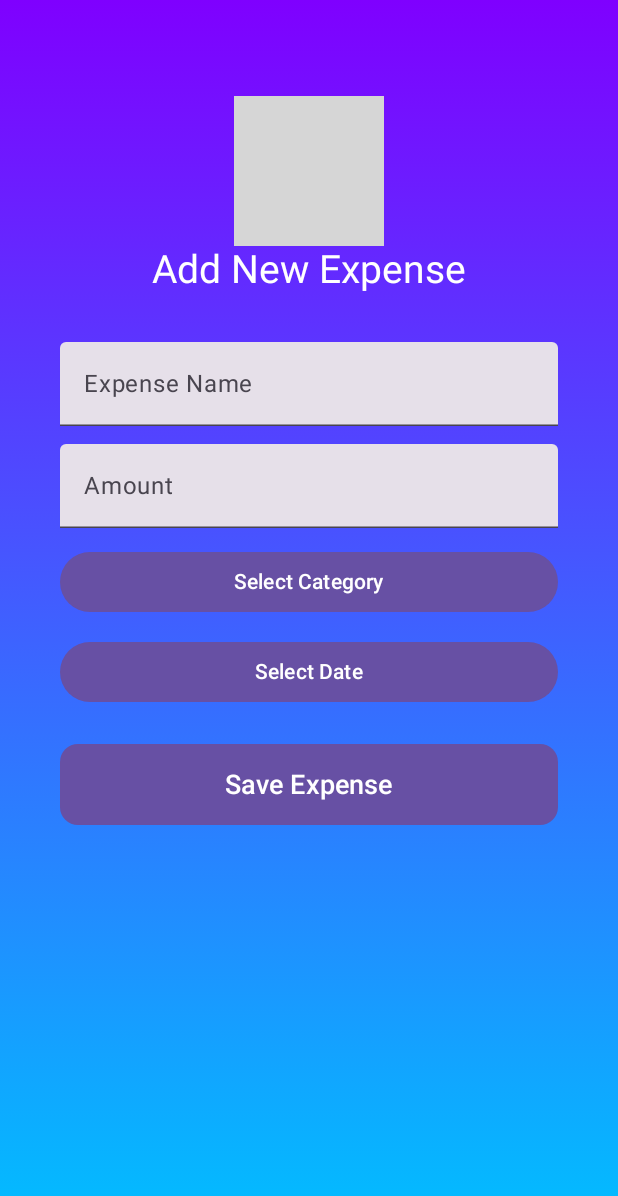
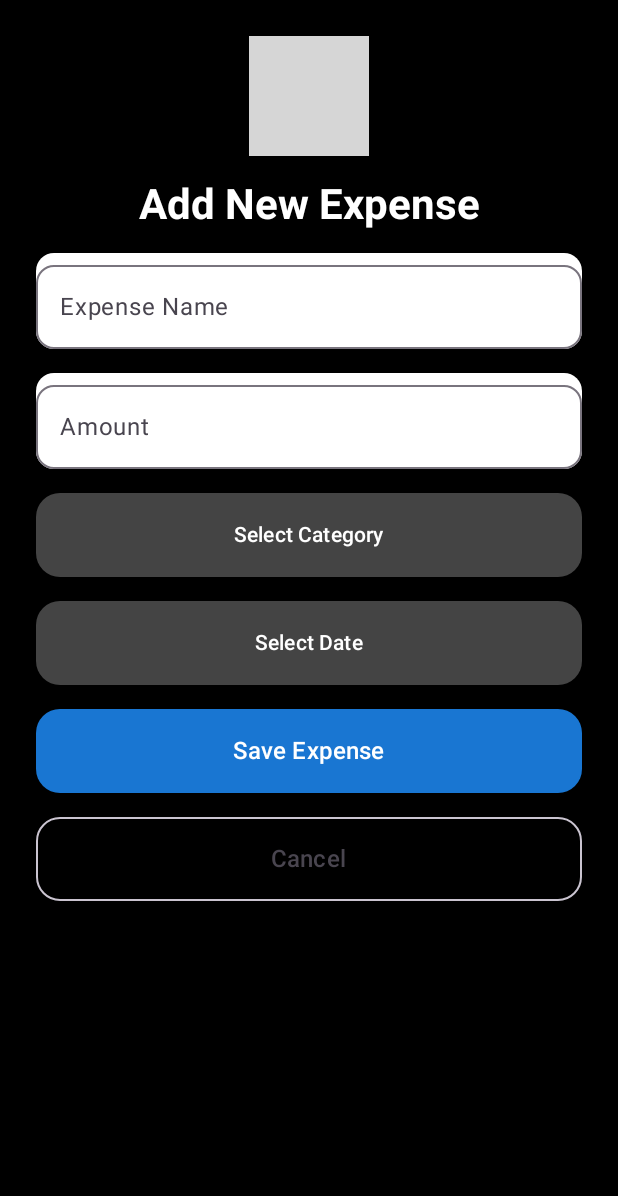
Before and after one commit to idrissou6/finance, an Android app built with Jetpack Compose: the @Preview function PreviewAddExpenseScreen, on a phone screen of 412 x 824 dp. Shown: the top 1196 px of the screen. Run offline under Robolectric (Android 15) with nearby library versions, the phone set to English and light mode, and no system bars; our stand-ins replace Firebase (no records; nobody signed in at launch, a user with empty details on screens opened directly); 2 statements that could not run were skipped; grey boxes are pictures that could not be loaded.

Commit message:
second commit

```diff
--- a/app/src/main/java/com/idris/myfinance/ui/theme/screens/AddExpenseScreen/AddExpense.kt
+++ b/app/src/main/java/com/idris/myfinance/ui/theme/screens/AddExpenseScreen/AddExpense.kt
@@ -7,15 +7,14 @@ import androidx.compose.foundation.Image
 import androidx.compose.foundation.background
 import androidx.compose.foundation.layout.*
 import androidx.compose.foundation.shape.RoundedCornerShape
-import androidx.compose.foundation.text.KeyboardOptions
 import androidx.compose.material3.*
 import androidx.compose.runtime.*
 import androidx.compose.ui.Alignment
 import androidx.compose.ui.Modifier
-import androidx.compose.ui.graphics.Brush
 import androidx.compose.ui.graphics.Color
 import androidx.compose.ui.platform.LocalContext
 import androidx.compose.ui.res.painterResource
+import androidx.compose.ui.text.font.FontWeight
 import androidx.compose.ui.text.input.ImeAction
 import androidx.compose.ui.tooling.preview.Preview
 import androidx.compose.ui.unit.dp
@@ -50,46 +49,59 @@ fun AddExpenseScreen(navController: NavHostController) {
     Box(
         modifier = Modifier
             .fillMaxSize()
-            .background(
-                Brush.verticalGradient(listOf(Color(0xFF7F00FF), Color(0xFF00BFFF)))
-            )
-            .padding(20.dp)
+            .background(Color.Black)
+            .padding(24.dp)
     ) {
         Column(
-            modifier = Modifier
-                .fillMaxSize()
-                .padding(20.dp),
-            horizontalAlignment = Alignment.CenterHorizontally
+            modifier = Modifier.fillMaxSize(),
+            horizontalAlignment = Alignment.CenterHorizontally,
+            verticalArrangement = Arrangement.spacedBy(16.dp)
         ) {
-            Spacer(modifier = Modifier.height(24.dp))
-
             Image(
                 painter = painterResource(id = R.drawable.app_logo),
                 contentDescription = "App Logo",
-                modifier = Modifier.size(100.dp)
+                modifier = Modifier.size(80.dp)
             )
 
             Text(
                 text = "Add New Expense",
-                style = MaterialTheme.typography.headlineSmall.copy(
-                    fontSize = 26.sp,
-                    color = Color.White
-                )
+                fontSize = 28.sp,
+                fontWeight = FontWeight.Bold,
+                color = Color.White
             )
 
-            Spacer(modifier = Modifier.height(32.dp))
+            OutlinedTextField(
+                value = name,
+                onValueChange = { name = it },
+                label = { Text("Expense Name") },
+                modifier = Modifier
+                    .fillMaxWidth()
+                    .background(Color.White, shape = RoundedCornerShape(12.dp)),
+                textStyle = MaterialTheme.typography.bodyLarge.copy(color = Color.Black),
+                shape = RoundedCornerShape(12.dp)
+            )
 
-            TextFieldDefault("Expense Name", name) { name = it }
-            Spacer(modifier = Modifier.height(12.dp))
-
-            TextFieldDefault("Amount", amount) { amount = it }
-            Spacer(modifier = Modifier.height(12.dp))
+            OutlinedTextField(
+                value = amount,
+                onValueChange = { amount = it },
+                label = { Text("Amount") },
+                modifier = Modifier
+                    .fillMaxWidth()
+                    .background(Color.White, shape = RoundedCornerShape(12.dp)),
+                singleLine = true,
+                textStyle = MaterialTheme.typography.bodyLarge.copy(color = Color.Black),
+                shape = RoundedCornerShape(12.dp)
+            )
 
             Button(
-                onClick = { expanded = !expanded },
-                modifier = Modifier.fillMaxWidth()
+                onClick = { expanded = true },
+                modifier = Modifier
+                    .fillMaxWidth()
+                    .height(56.dp),
+                shape = RoundedCornerShape(16.dp),
+                colors = ButtonDefaults.buttonColors(containerColor = Color.DarkGray)
             ) {
-                Text(selectedCategory.ifEmpty { "Select Category" })
+                Text(selectedCategory.ifEmpty { "Select Category" }, color = Color.White)
             }
 
             DropdownMenu(
@@ -107,8 +119,6 @@ fun AddExpenseScreen(navController: NavHostController) {
                 }
             }
 
-            Spacer(modifier = Modifier.height(12.dp))
-
             Button(
                 onClick = {
                     DatePickerDialog(
@@ -122,20 +132,17 @@ fun AddExpenseScreen(navController: NavHostController) {
                         calendar.get(Calendar.DAY_OF_MONTH)
                     ).show()
                 },
-                modifier = Modifier.fillMaxWidth()
+                modifier = Modifier
+                    .fillMaxWidth()
+                    .height(56.dp),
+                shape = RoundedCornerShape(16.dp),
+                colors = ButtonDefaults.buttonColors(containerColor = Color.DarkGray)
             ) {
-                Text(if (date.isEmpty()) "Select Date" else date)
+                Text(if (date.isEmpty()) "Select Date" else date, color = Color.White)
             }
 
-            Spacer(modifier = Modifier.height(24.dp))
-
             if (errorMessage.isNotEmpty()) {
-                Text(
-                    text = errorMessage,
-                    color = Color.Red,
-                    style = MaterialTheme.typography.bodySmall
-                )
-                Spacer(modifier = Modifier.height(8.dp))
+                Text(text = errorMessage, color = Color.Red)
             }
 
             Button(
@@ -167,42 +174,39 @@ fun AddExpenseScreen(navController: NavHostController) {
                     db.collection("expenses")
                         .add(expense)
                         .addOnSuccessListener {
-                            Log.d("Firestore", "Expense added successfully")
+                            Toast.makeText(context, "Expense added", Toast.LENGTH_SHORT).show()
                             navController.navigate(ROUTE_EXPENSE_LIST)
                             isLoading = false
                         }
-                        .addOnFailureListener { e ->
-                            Log.w("Firestore", "Error adding document", e)
-                            Toast.makeText(context, "Error saving expense", Toast.LENGTH_SHORT).show()
+                        .addOnFailureListener {
+                            Toast.makeText(context, "Failed to add expense", Toast.LENGTH_SHORT).show()
                             isLoading = false
                         }
                 },
                 modifier = Modifier
                     .fillMaxWidth()
-                    .height(54.dp),
-                shape = RoundedCornerShape(12.dp)
+                    .height(56.dp),
+                shape = RoundedCornerShape(16.dp),
+                colors = ButtonDefaults.buttonColors(containerColor = Color(0xFF1976D2))
             ) {
                 if (isLoading) {
                     CircularProgressIndicator(color = Color.White, modifier = Modifier.size(24.dp))
                 } else {
-                    Text("Save Expense", fontSize = 18.sp)
+                    Text("Save Expense", fontSize = 16.sp, color = Color.White)
                 }
+            }
+
+            OutlinedButton(
+                onClick = { navController.popBackStack() },
+                modifier = Modifier
+                    .fillMaxWidth()
+                    .height(56.dp),
+                shape = RoundedCornerShape(16.dp)
+            ) {
+                Text("Cancel", fontSize = 16.sp)
             }
         }
     }
-}
-
-@Composable
-fun TextFieldDefault(label: String, value: String, onValueChange: (String) -> Unit) {
-    TextField(
-        value = value,
-        onValueChange = onValueChange,
-        label = { Text(label) },
-        modifier = Modifier
-            .fillMaxWidth()
-            .background(Color.White.copy(alpha = 0.05f), RoundedCornerShape(8.dp)),
-        keyboardOptions = KeyboardOptions.Default.copy(imeAction = ImeAction.Next)
-    )
 }
 
 @Preview(showBackground = true)
```
Also changed, not shown: app/src/main/java/com/idris/myfinance/ui/theme/screens/AboutScreen/aboutScreen.kt (+45 -33 lines), app/src/main/java/com/idris/myfinance/ui/theme/screens/IncomeScreen/IncomeScreen.kt (+19 -15 lines), app/src/main/java/com/idris/myfinance/ui/theme/screens/SplashScreen/splashscreen.kt (+20 -12 lines).
